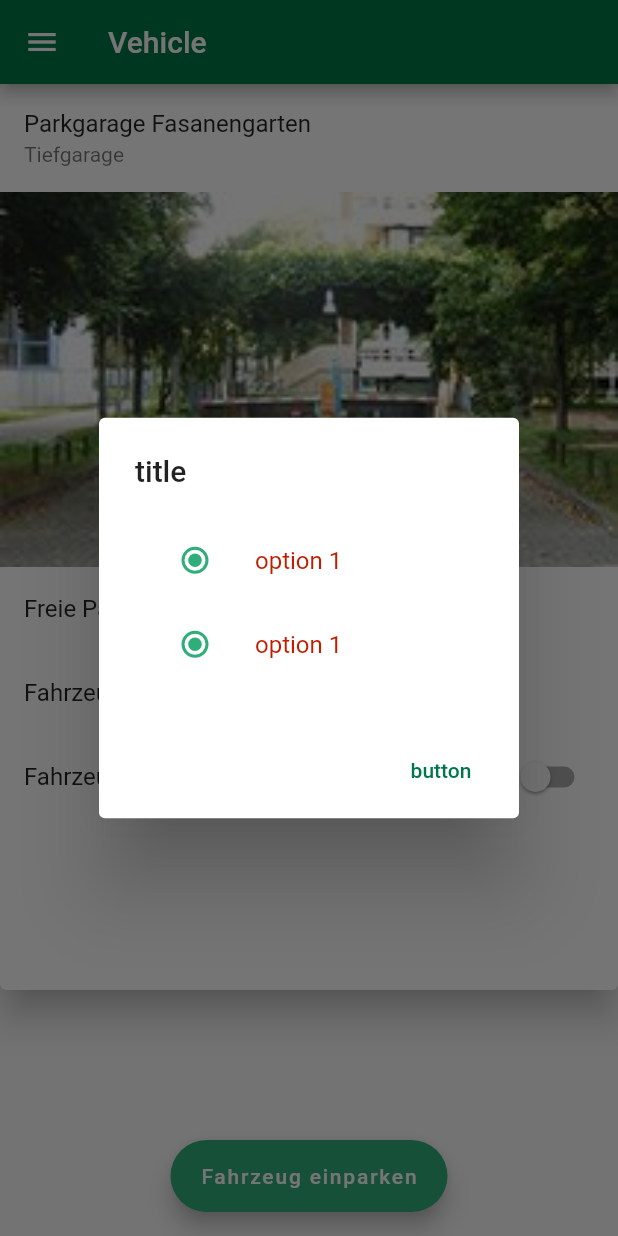
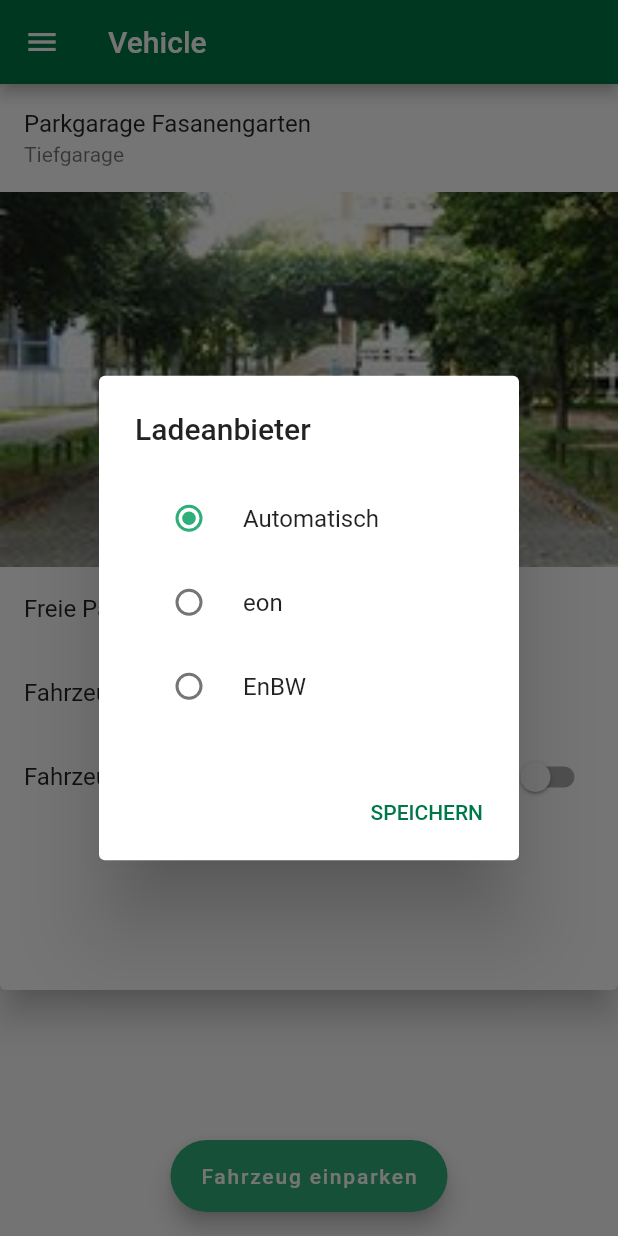
Before and after one commit to fabianleibinger/IntelligentInfrastructureMobileApp, a Flutter app: the screen it shows after launch, after a tap on "Fahrzeug einparken", on a phone screen of 412 x 824 dp. Run offline on Flutter 3.47's test engine with Material 2 defaults, Android fonts, the phone set to English and light mode, and no system bars; our stand-ins replace flutter_bloc, rxdart, shared_preferences, sqflite; missing offline and left inert: wifi; accounts and stored records are empty; generated files the repository leaves out were written again; Roboto replaces fonts that are missing (Avenir).

Commit message:
added charging provider dialog without functionality. parkinggarage.dart added attribute chargingProviders

```diff
--- a/app/parkingapp/lib/dialogs/chargingproviderdialog.dart
+++ b/app/parkingapp/lib/dialogs/chargingproviderdialog.dart
@@ -1,9 +1,38 @@
 import 'package:flutter/cupertino.dart';
 import 'package:flutter/material.dart';
+import 'package:parkingapp/ui/mainpage/mainpage.dart';
 import 'constants.dart';
+import 'package:flutter_gen/gen_l10n/app_localizations.dart';
 
 class ChargingProviderDialog {
   static createChargingProviderDialog(BuildContext context) {
-    return Constants.createConfirmationDialog(context, 'title', 'button', Constants.listTiles(context));
+    return Constants.createConfirmationDialog(
+        context,
+        AppLocalizations.of(context).chargingProviderDialogTitle,
+        AppLocalizations.of(context).settingsSaveButton,
+        getRadioListTiles(context));
+  }
+
+  static getRadioListTiles(BuildContext context) {
+    return Container(
+      child: Column(
+        children: [
+          RadioListTile(
+              title: Text(AppLocalizations.of(context)
+                  .chargingProviderDialogTextAutomatic),
+              value: 1,
+              groupValue: 1,
+              onChanged: (_) {}),
+          for (int i = 0;
+              i < currentParkingGarage.chargingProviders.length;
+              i++)
+            RadioListTile(
+                title: Text(currentParkingGarage.chargingProviders[i]),
+                value: 0,
+                groupValue: 1,
+                onChanged: (_) {})
+        ],
+      ),
+    );
   }
 }
--- a/app/parkingapp/lib/dialogs/constants.dart
+++ b/app/parkingapp/lib/dialogs/constants.dart
@@ -6,6 +6,7 @@ import 'package:parkingapp/models/global.dart';
 class Constants {
   Constants._();
 
+  //TODO remove
   static const double padding = 20;
   static const double avatarRadius = 45;
 
@@ -86,37 +87,6 @@ class Constants {
         });
   }
 
-  //TODO REMOVE
-  static listTiles(BuildContext context) {
-    return Container(
-        child: Column(
-      children: [
-        ListTile(
-          title: Text(
-            'option 1',
-            style: Theme.of(context).textTheme.subtitle1.copyWith(color: red),
-          ),
-          leading: Radio(
-            value: 1,
-            groupValue: 1,
-            onChanged: (_) {},
-          ),
-        ),
-        ListTile(
-          title: Text(
-            'option 1',
-            style: Theme.of(context).textTheme.subtitle1.copyWith(color: red),
-          ),
-          leading: Radio(
-            value: 1,
-            groupValue: 1,
-            onChanged: (_) {},
-          ),
-        )
-      ],
-    ));
-  }
-
   //creates a button that closes a dialog
   static createBackFlatButton(BuildContext context, Color color, String text) {
     return FlatButton(
--- a/app/parkingapp/lib/models/classes/parkinggarage.dart
+++ b/app/parkingapp/lib/models/classes/parkinggarage.dart
@@ -5,6 +5,8 @@ class ParkingGarage {
   ParkingGarageType type;
   int freeParkingSpots;
   String image;
+  List<String> chargingProviders;
 
-  ParkingGarage(this.name, this.type, this.freeParkingSpots, this.image);
+  ParkingGarage(this.name, this.type, this.freeParkingSpots, this.image,
+      this.chargingProviders);
 }
--- a/app/parkingapp/lib/ui/mainpage/mainpage.dart
+++ b/app/parkingapp/lib/ui/mainpage/mainpage.dart
@@ -7,8 +7,13 @@ import 'package:parkingapp/models/global.dart';
 import 'package:flutter_gen/gen_l10n/app_localizations.dart';
 import 'package:parkingapp/ui/appdrawer/appdrawer.dart';
 
-final currentParkingGarage = ParkingGarage('Parkgarage Fasanengarten',
-    ParkingGarageType.Tiefgarage, 79, 'assets/parkgarage-fasanengarten.jpg');
+final List<String> chargingProviders = ['eon', 'EnBW'];
+final currentParkingGarage = ParkingGarage(
+    'Parkgarage Fasanengarten',
+    ParkingGarageType.Tiefgarage,
+    79,
+    'assets/parkgarage-fasanengarten.jpg',
+    chargingProviders);
 final parkingGarageImageHeight = 250;
 final bottomMargin = 220;
 bool _charge = false;
--- a/app/parkingapp/localizations/app_de.arb
+++ b/app/parkingapp/localizations/app_de.arb
@@ -2,7 +2,15 @@
     "appTitle": "Parkhaus App",
     "@appTitle": {
         "description": "Application Title shown on homescreen"
-      },
+    },
+    "chargingProviderDialogTitle": "Ladeanbieter",
+    "@chargingProviderDialogTitle": {
+        "description": "title in charging provider dialog"
+    },
+    "chargingProviderDialogTextAutomatic": "Automatisch",
+    "@chargingProviderDialogTextAutomatic": {
+        "description": "first tile in content of charging provider content"
+    },
     "drawerHeader": "Parkhaus",
     "@drawerHeader": {
         "description": "Text shown in header of the drawer"
@@ -72,5 +80,9 @@
     "parkDialogParkOutButton": "AUSPARKEN",
     "@parkDialogParkOutButton": {
         "description": "Text for park out button in park dialog"
+    },
+    "settingsSaveButton": "SPEICHERN",
+    "@settingsSaveButton": {
+        "description": "Text for save button"
     }
 }
```
